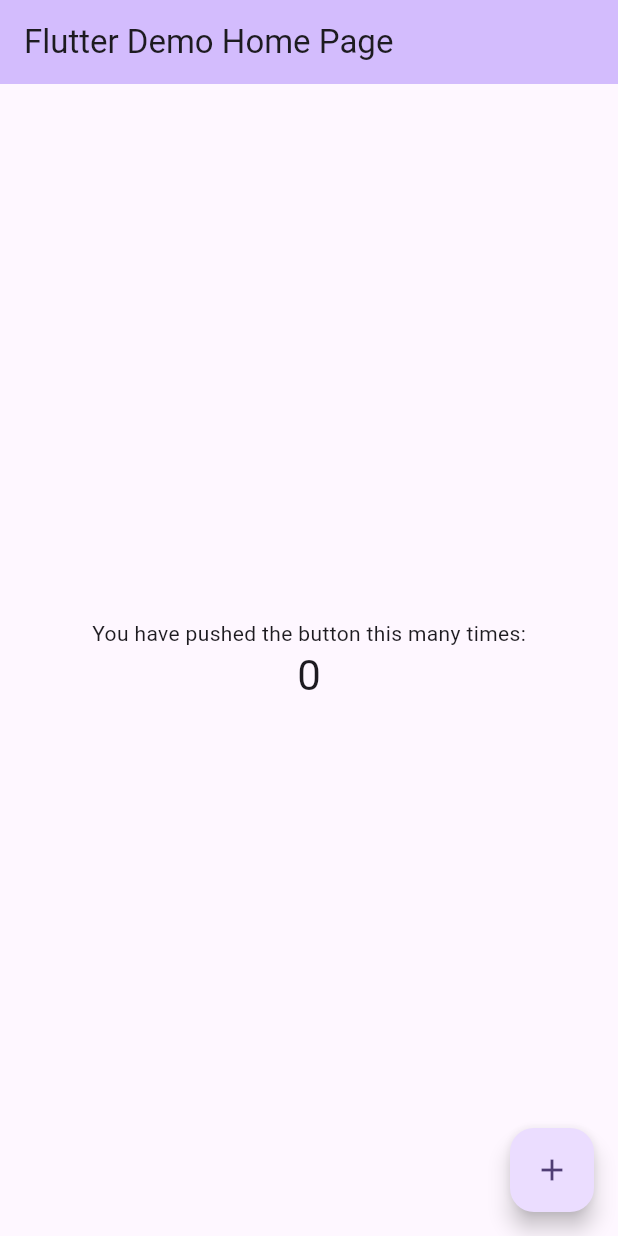
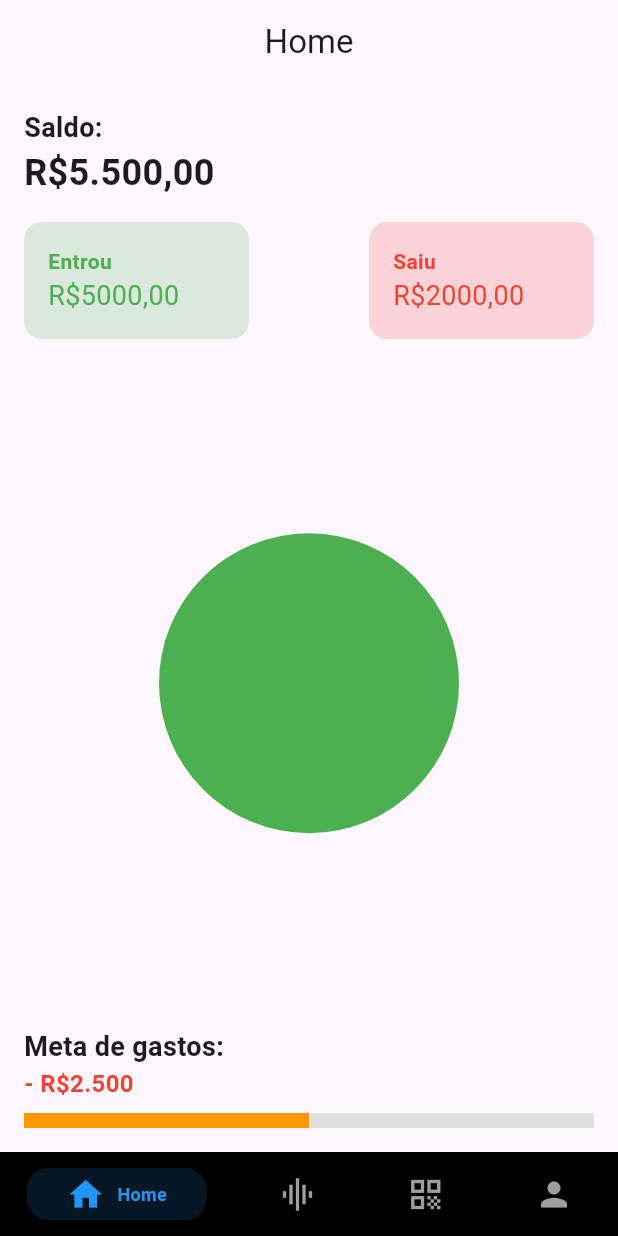
Before and after one commit to vinimiraa/LDDM-ShowCoin, a Flutter app: the screen it shows after launch, on a phone screen of 412 x 824 dp. Run offline on Flutter 3.47's test engine with Material 3 defaults, Android fonts, the phone set to English and light mode, and no system bars; drawn by our look-alikes of persistent_bottom_nav_bar.

Commit message:
feat: criação inicial das telas

```diff
--- a/src/lib/main.dart
+++ b/src/lib/main.dart
@@ -1,122 +1,22 @@
 import 'package:flutter/material.dart';
+import 'main_screen.dart';
 
 void main() {
-  runApp(const MyApp());
+  runApp(MyApp());
 }
 
 class MyApp extends StatelessWidget {
   const MyApp({super.key});
 
-  // This widget is the root of your application.
   @override
   Widget build(BuildContext context) {
     return MaterialApp(
+      debugShowCheckedModeBanner: false,
       title: 'Flutter Demo',
       theme: ThemeData(
-        // This is the theme of your application.
-        //
-        // TRY THIS: Try running your application with "flutter run". You'll see
-        // the application has a purple toolbar. Then, without quitting the app,
-        // try changing the seedColor in the colorScheme below to Colors.green
-        // and then invoke "hot reload" (save your changes or press the "hot
-        // reload" button in a Flutter-supported IDE, or press "r" if you used
-        // the command line to start the app).
-        //
-        // Notice that the counter didn't reset back to zero; the application
-        // state is not lost during the reload. To reset the state, use hot
-        // restart instead.
-        //
-        // This works for code too, not just values: Most code changes can be
-        // tested with just a hot reload.
-        colorScheme: ColorScheme.fromSeed(seedColor: Colors.deepPurple),
+        primarySwatch: Colors.blue,
       ),
-      home: const MyHomePage(title: 'Flutter Demo Home Page'),
+      home: MainScreen(), // Define a tela inicial
     );
   }
 }
-
-class MyHomePage extends StatefulWidget {
-  const MyHomePage({super.key, required this.title});
-
-  // This widget is the home page of your application. It is stateful, meaning
-  // that it has a State object (defined below) that contains fields that affect
-  // how it looks.
-
-  // This class is the configuration for the state. It holds the values (in this
-  // case the title) provided by the parent (in this case the App widget) and
-  // used by the build method of the State. Fields in a Widget subclass are
-  // always marked "final".
-
-  final String title;
-
-  @override
-  State<MyHomePage> createState() => _MyHomePageState();
-}
-
-class _MyHomePageState extends State<MyHomePage> {
-  int _counter = 0;
-
-  void _incrementCounter() {
-    setState(() {
-      // This call to setState tells the Flutter framework that something has
-      // changed in this State, which causes it to rerun the build method below
-      // so that the display can reflect the updated values. If we changed
-      // _counter without calling setState(), then the build method would not be
-      // called again, and so nothing would appear to happen.
-      _counter++;
-    });
-  }
-
-  @override
-  Widget build(BuildContext context) {
-    // This method is rerun every time setState is called, for instance as done
-    // by the _incrementCounter method above.
-    //
-    // The Flutter framework has been optimized to make rerunning build methods
-    // fast, so that you can just rebuild anything that needs updating rather
-    // than having to individually change instances of widgets.
-    return Scaffold(
-      appBar: AppBar(
-        // TRY THIS: Try changing the color here to a specific color (to
-        // Colors.amber, perhaps?) and trigger a hot reload to see the AppBar
-        // change color while the other colors stay the same.
-        backgroundColor: Theme.of(context).colorScheme.inversePrimary,
-        // Here we take the value from the MyHomePage object that was created by
-        // the App.build method, and use it to set our appbar title.
-        title: Text(widget.title),
-      ),
-      body: Center(
-        // Center is a layout widget. It takes a single child and positions it
-        // in the middle of the parent.
-        child: Column(
-          // Column is also a layout widget. It takes a list of children and
-          // arranges them vertically. By default, it sizes itself to fit its
-          // children horizontally, and tries to be as tall as its parent.
-          //
-          // Column has various properties to control how it sizes itself and
-          // how it positions its children. Here we use mainAxisAlignment to
-          // center the children vertically; the main axis here is the vertical
-          // axis because Columns are vertical (the cross axis would be
-          // horizontal).
-          //
-          // TRY THIS: Invoke "debug painting" (choose the "Toggle Debug Paint"
-          // action in the IDE, or press "p" in the console), to see the
-          // wireframe for each widget.
-          mainAxisAlignment: MainAxisAlignment.center,
-          children: <Widget>[
-            const Text('You have pushed the button this many times:'),
-            Text(
-              '$_counter',
-              style: Theme.of(context).textTheme.headlineMedium,
-            ),
-          ],
-        ),
-      ),
-      floatingActionButton: FloatingActionButton(
-        onPressed: _incrementCounter,
-        tooltip: 'Increment',
-        child: const Icon(Icons.add),
-      ), // This trailing comma makes auto-formatting nicer for build methods.
-    );
-  }
-}
--- /dev/null
+++ b/src/lib/main_screen.dart
@@ -0,0 +1,75 @@
+import 'package:flutter/material.dart';
+import 'package:persistent_bottom_nav_bar/persistent_bottom_nav_bar.dart';
+import 'package:src/screens/qrcode_screen.dart';
+import 'screens/home_screen.dart';
+import 'screens/details_screen.dart';
+import 'screens/profile_screen.dart';
+
+class MainScreen extends StatefulWidget {
+  const MainScreen({super.key});
+
+  @override
+  _MainScreenState createState() => _MainScreenState();
+}
+
+class _MainScreenState extends State<MainScreen> {
+  // Controlador para gerenciar a navegação
+  final PersistentTabController _controller = PersistentTabController(initialIndex: 0);
+
+  // Lista de telas que serão exibidas em cada aba
+  List<Widget> _buildScreens() {
+    return [
+      HomeScreen(),
+      DetailsScreen(),
+      QRCodeScreen(),
+      ProfileScreen(),
+    ];
+  }
+
+  // Configuração dos itens da Navbar
+  List<PersistentBottomNavBarItem> _navBarsItems() {
+    return [
+      PersistentBottomNavBarItem(
+        icon: Icon(Icons.home),
+        title: "Home",
+        activeColorPrimary: Colors.blue,
+        inactiveColorPrimary: Colors.grey,
+      ),
+      PersistentBottomNavBarItem(
+        icon: Icon(Icons.graphic_eq),
+        title: "Detalhes",
+        activeColorPrimary: Colors.blue,
+        inactiveColorPrimary: Colors.grey,
+      ),
+      PersistentBottomNavBarItem(
+        icon: Icon(Icons.qr_code),
+        title: "QRCode",
+        activeColorPrimary: Colors.blue,
+        inactiveColorPrimary: Colors.grey,
+      ),
+      PersistentBottomNavBarItem(
+        icon: Icon(Icons.person),
+        title: "Perfil",
+        activeColorPrimary: Colors.blue,
+        inactiveColorPrimary: Colors.grey,
+      ),
+    ];
+  }
+
+  @override
+  Widget build(BuildContext context) {
+    return PersistentTabView(
+      context,
+      controller: _controller,
+      screens: _buildScreens(),
+      items: _navBarsItems(),
+      confineToSafeArea: true,
+      backgroundColor: const Color(0x00df9a04),
+      handleAndroidBackButtonPress: true,
+      resizeToAvoidBottomInset: true,
+      stateManagement: true,
+      hideNavigationBarWhenKeyboardAppears: true,
+      navBarStyle: NavBarStyle.style9, // Define o estilo da navbar
+    );
+  }
+}
--- /dev/null
+++ b/src/lib/screens/home_screen.dart
@@ -0,0 +1,96 @@
+import 'package:flutter/material.dart';
+
+class HomeScreen extends StatelessWidget {
+  const HomeScreen({super.key});
+
+  @override
+  Widget build(BuildContext context) {
+    return Scaffold(
+      appBar: AppBar(
+        backgroundColor: Color(0x00DF9A04),
+        title: const Text("Home"),
+        centerTitle: true,
+      ),
+      body: Padding(
+        padding: const EdgeInsets.all(16.0),
+        child: Column(
+          crossAxisAlignment: CrossAxisAlignment.start,
+          children: [
+            const Text(
+              "Saldo:",
+              style: TextStyle(fontSize: 18, fontWeight: FontWeight.bold),
+            ),
+            const Text(
+              "R\$5.500,00",
+              style: TextStyle(fontSize: 24, fontWeight: FontWeight.bold),
+            ),
+            const SizedBox(height: 16),
+            Row(
+              mainAxisAlignment: MainAxisAlignment.spaceBetween,
+              children: [
+                _buildCard("Entrou", "R\$5000,00", Colors.green),
+                _buildCard("Saiu", "R\$2000,00", Colors.red),
+              ],
+            ),
+            const SizedBox(height: 16),
+            Expanded(
+              child: Center(
+                child: Container(
+                  width: 200,
+                  height: 200,
+                  decoration: const BoxDecoration(
+                    color: Colors.green,
+                    shape: BoxShape.circle,
+                  ),
+                ),
+              ),
+            ),
+            const SizedBox(height: 16),
+            _buildMetaGastos(),
+          ],
+        ),
+      ),
+    );
+  }
+
+  Widget _buildCard(String title, String value, Color color) {
+    return Container(
+      padding: const EdgeInsets.all(16),
+      width: 150,
+      decoration: BoxDecoration(
+        color: color.withOpacity(0.2),
+        borderRadius: BorderRadius.circular(12),
+      ),
+      child: Column(
+        crossAxisAlignment: CrossAxisAlignment.start,
+        children: [
+          Text(title, style: TextStyle(color: color, fontWeight: FontWeight.bold)),
+          Text(value, style: TextStyle(color: color, fontSize: 18)),
+        ],
+      ),
+    );
+  }
+
+  Widget _buildMetaGastos() {
+    return Column(
+      crossAxisAlignment: CrossAxisAlignment.start,
+      children: [
+        const Text(
+          "Meta de gastos:",
+          style: TextStyle(fontSize: 18, fontWeight: FontWeight.bold),
+        ),
+        const Text(
+          "- R\$2.500",
+          style: TextStyle(fontSize: 16, color: Colors.red, fontWeight: FontWeight.bold),
+        ),
+        const SizedBox(height: 8),
+        LinearProgressIndicator(
+          value: 0.5,
+          backgroundColor: Colors.grey[300],
+          color: Colors.orange,
+          minHeight: 10,
+        ),
+      ],
+    );
+  }
+}
```
Also changed, not shown: src/lib/screens/details_screen.dart (added, +14 -0 lines), src/lib/screens/profile_screen.dart (added, +14 -0 lines), src/lib/screens/qrcode_screen.dart (added, +96 -0 lines).
